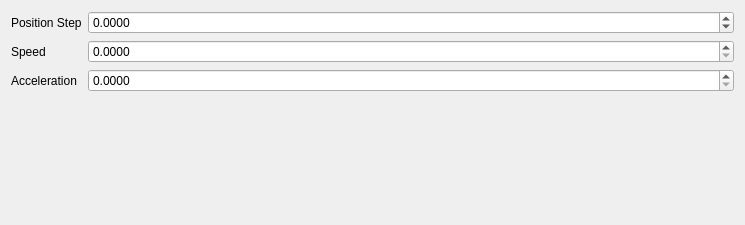
Above: Frontend/GUI/MacroControlWidget/ActionMoveHorizontalWidget/actionmovehorizontalwidget.ui from S2A-Lab/RollerLaminationSoftware before the change. Below: the same form after it.
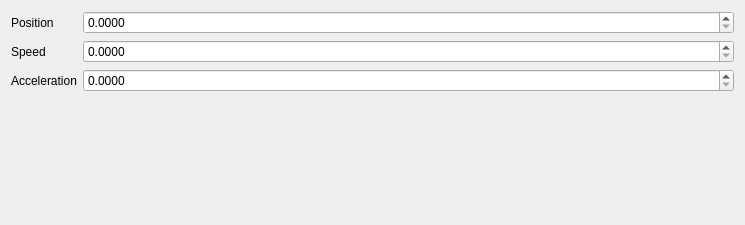
That is the form after the change.

What changed in the file:
```diff
--- a/Frontend/GUI/MacroControlWidget/ActionMoveHorizontalWidget/actionmovehorizontalwidget.ui
+++ b/Frontend/GUI/MacroControlWidget/ActionMoveHorizontalWidget/actionmovehorizontalwidget.ui
@@ -17,7 +17,7 @@
    <item row="0" column="0">
     <widget class="QLabel" name="label">
      <property name="text">
-      <string>Position Step</string>
+      <string>Position</string>
      </property>
     </widget>
    </item>
@@ -27,10 +27,10 @@
       <number>4</number>
      </property>
      <property name="minimum">
-      <double>-10000.000000000000000</double>
+      <double>00000.000000000000000</double>
      </property>
      <property name="maximum">
-      <double>10000.000000000000000</double>
+      <double>110000.000000000000000</double>
      </property>
     </widget>
    </item>
```
